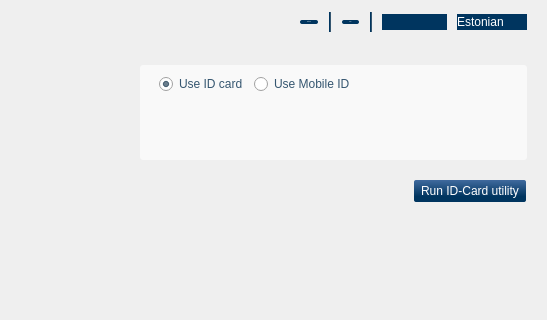
Qt form qdigidoc/trunk/client/ui/MainWindow.ui (tixsys/esteid) before a commit; both pictures show x 103 to 650 and y 0 to 320 of the 650 by 540 pixel window.
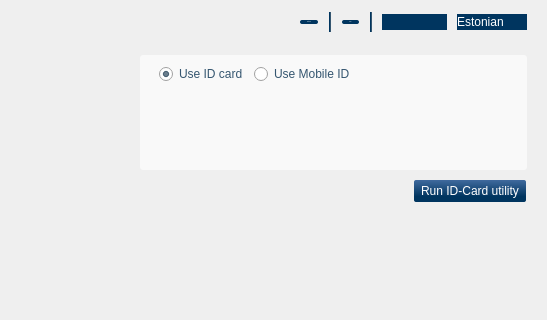
The same form after that commit. Icons and pictures are not drawn. Custom widgets are drawn as their Qt base class.

Commit message: qdigidoc: make more room for info

Patch:
```diff
--- a/qdigidoc/trunk/client/ui/MainWindow.ui
+++ b/qdigidoc/trunk/client/ui/MainWindow.ui
@@ -290,10 +290,10 @@
       <item>
        <layout class="QHBoxLayout" name="infoLayout">
         <property name="topMargin">
-         <number>20</number>
+         <number>10</number>
         </property>
         <property name="bottomMargin">
-         <number>20</number>
+         <number>10</number>
         </property>
         <item>
          <spacer name="infoSpacer">
@@ -313,13 +313,13 @@
           <property name="minimumSize">
            <size>
             <width>387</width>
-            <height>95</height>
+            <height>115</height>
            </size>
           </property>
           <property name="maximumSize">
            <size>
             <width>387</width>
-            <height>95</height>
+            <height>115</height>
            </size>
           </property>
           <layout class="QGridLayout" name="infoFrameLayout">
```
The commit also changes 1 other file.
